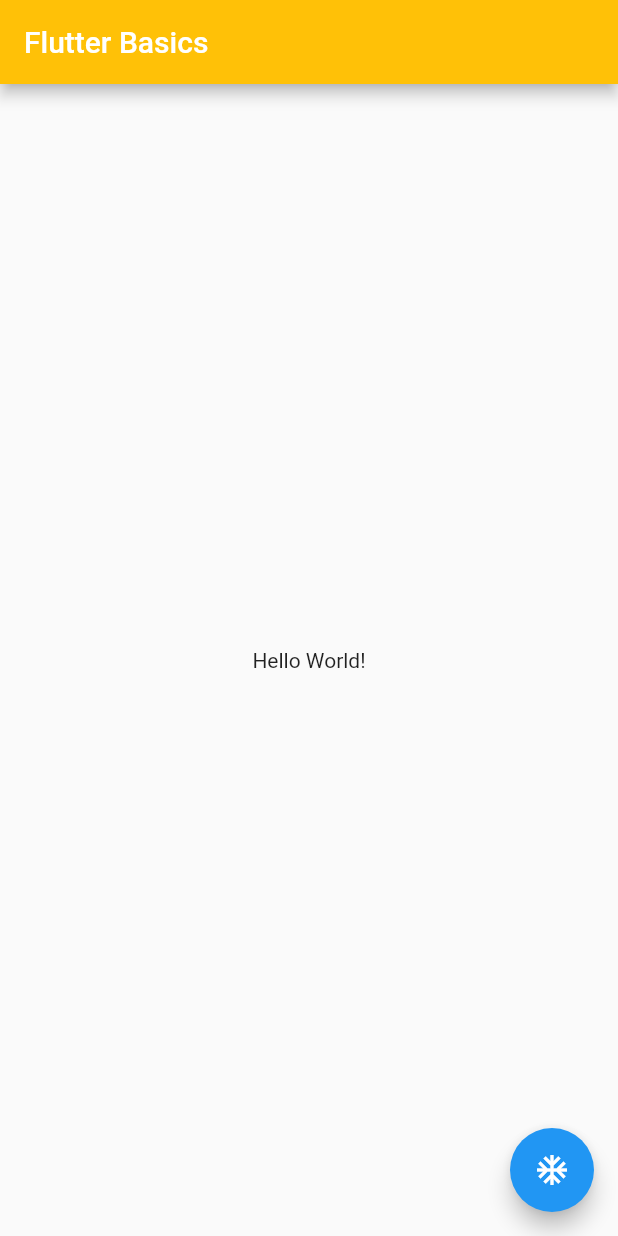
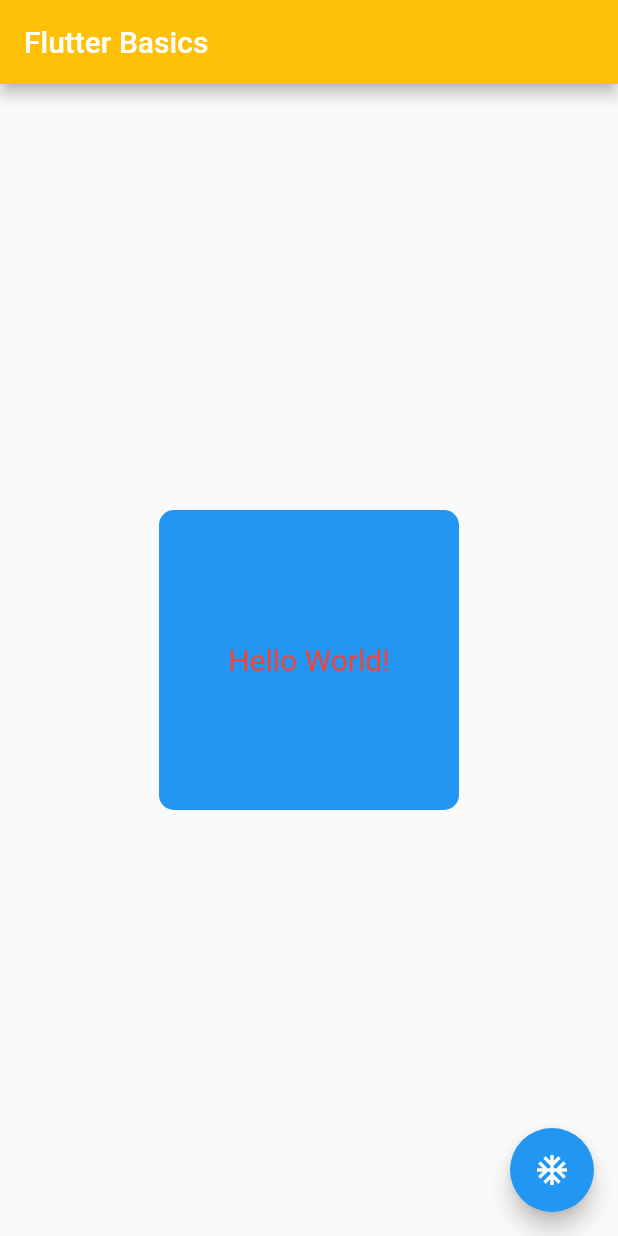
Before and after one commit to OpenSphereSoftware/FlutterMadeEasy_ZeroToMastery, a Flutter app: the screen it shows after launch, on a phone screen of 412 x 824 dp. Run offline on Flutter 3.47's test engine with Material 2 defaults, Android fonts, the phone set to English and light mode, and no system bars.

Commit message:
2.5 center, container, text

```diff
--- a/2_flutter/lib/main.dart
+++ b/2_flutter/lib/main.dart
@@ -14,10 +14,20 @@
       theme: ThemeData(appBarTheme: const AppBarTheme(backgroundColor: Colors.amber)),
       home: Scaffold(
         appBar: AppBar(title: const Text("Flutter Basics")),
-        body: const Center(
-          child: Text("Hello World!"),
+        body: Center(
+          child: Container(
+            height: 200,
+            width: 200,
+            decoration: BoxDecoration(color: Colors.blue, borderRadius: BorderRadius.circular(10)),
+            child: const Center(
+              child: Text("Hello World!", style: TextStyle(color: Colors.red, fontSize: 20)),
+            ),
+          ),
         ),
-        floatingActionButton: FloatingActionButton(onPressed: () => debugPrint('clicked'), child: const Icon(Icons.ac_unit)),
+        floatingActionButton: FloatingActionButton(
+          onPressed: () => debugPrint('clicked'),
+          child: const Icon(Icons.ac_unit),
+        ),
       ),
     );
   }
```
